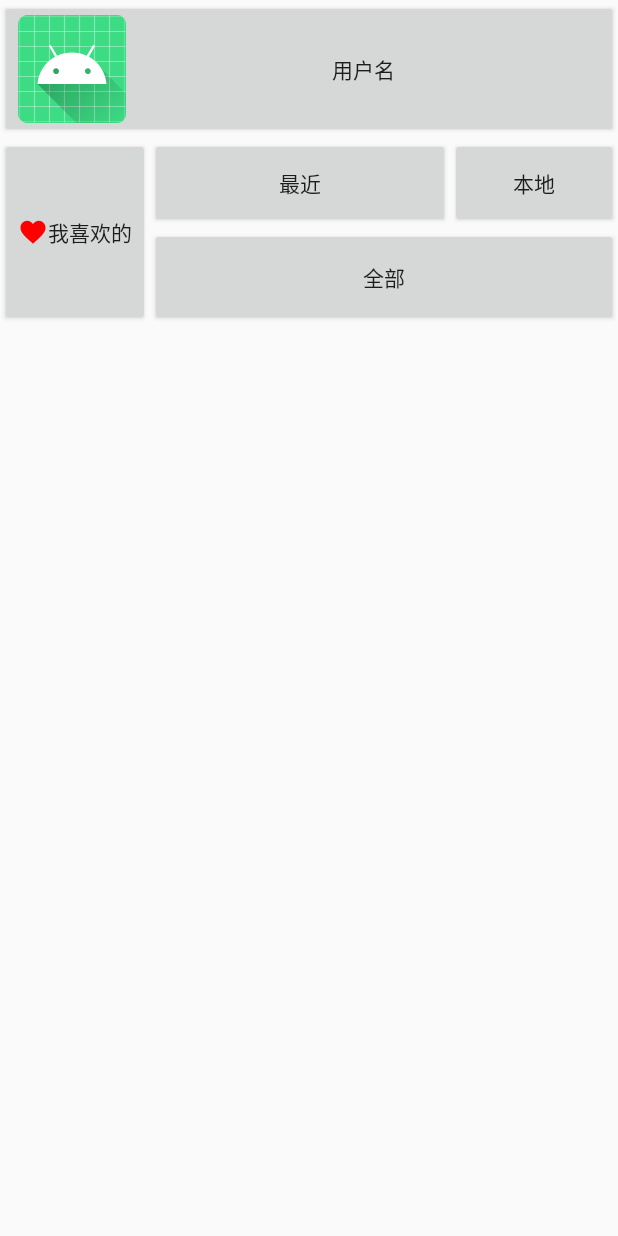
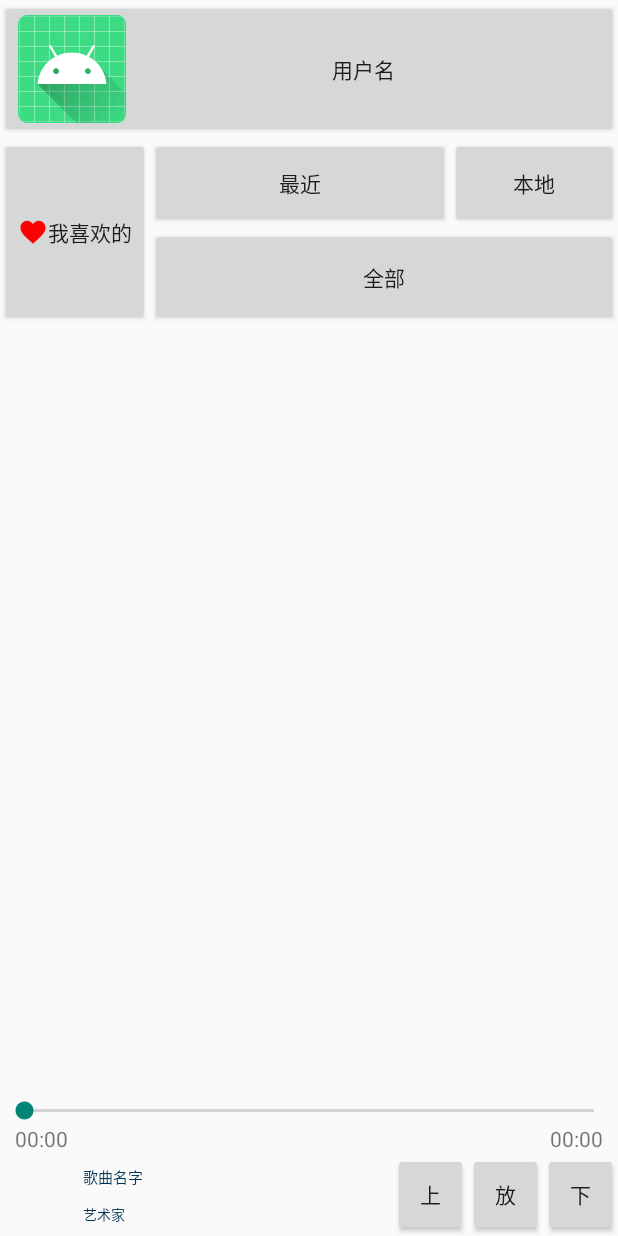
Before and after one commit to CSDAndroid/musicPlayer, an Android app built with Jetpack Compose: the screen it shows after launch (MainActivity), on a phone screen of 412 x 824 dp. Run offline under Robolectric (Android 15) with nearby library versions, the phone set to English and light mode, and no system bars.

Commit message:
Merge remote-tracking branch 'origin/main'

```diff
--- a/app/build.gradle.kts
+++ b/app/build.gradle.kts
@@ -51,6 +51,10 @@ android {
 
 dependencies {
 
+    implementation("androidx.fragment:fragment-ktx:1.6.2")
+    implementation("com.google.android.exoplayer:exoplayer-core:2.19.1")
+    implementation("com.google.android.exoplayer:exoplayer-ui:2.19.1")
+    implementation("com.google.android.exoplayer:exoplayer-dash:2.19.1")
     implementation("androidx.recyclerview:recyclerview:1.3.2")
     implementation("androidx.core:core-ktx:1.9.0")
     implementation("androidx.lifecycle:lifecycle-runtime-ktx:2.6.1")
--- a/app/src/main/AndroidManifest.xml
+++ b/app/src/main/AndroidManifest.xml
@@ -15,6 +15,10 @@
         android:supportsRtl="true"
         android:theme="@style/Theme.MyApplication"
         tools:targetApi="31">
+        <service
+            android:name=".MusicPalyerService"
+            android:enabled="true"
+            android:exported="true"></service>
 
         <activity
             android:name=".MusicListActivity"
--- /dev/null
+++ b/app/src/main/java/Music.kt
@@ -0,0 +1,3 @@
+data class Music(
+    val name: String, val artist: String, val id: Int, val data: String, val duration: Int, val size: Long, val mimeType: String,
+    val albumId:Long,var isCollected:Boolean=true)
--- a/app/src/main/java/MusicDatabase.kt
+++ b/app/src/main/java/MusicDatabase.kt
@@ -18,12 +18,11 @@ class MusicDatabase(context: Context) :
         const val COLUMN_MIMETYPE = "mimeType"
         const val COLUMN_SIZE = "size"
         const val COLUMN_ALBUM_ID="albumId"
-        const val COLUMN_ALBUM_ART_BITMAP="albumArtBitmap"
     }
 
     override fun onCreate(db: SQLiteDatabase) {
         val createTable =
-            "CREATE TABLE $TABLE_NAME ($COLUMN_ID INTEGER PRIMARY KEY, $COLUMN_NAME TEXT, $COLUMN_ARTIST TEXT, $COLUMN_DURATION INTEGER,$COLUMN_DATA TEXT,$COLUMN_MIMETYPE TEXT,$COLUMN_SIZE INTEGER,$COLUMN_ALBUM_ID INTEGER,$COLUMN_ALBUM_ART_BITMAP BLOB)"
+            "CREATE TABLE $TABLE_NAME ($COLUMN_ID INTEGER PRIMARY KEY, $COLUMN_NAME TEXT, $COLUMN_ARTIST TEXT, $COLUMN_DURATION INTEGER,$COLUMN_DATA TEXT,$COLUMN_MIMETYPE TEXT,$COLUMN_SIZE INTEGER,$COLUMN_ALBUM_ID INTEGER)"
         db.execSQL(createTable)
     }
 
--- /dev/null
+++ b/app/src/main/java/Song.kt
@@ -0,0 +1,2 @@
+data class Song(val name: String, val artist: String, val id:Int, val duration:Int, val size:Long, val mimeType:String, val data:String,
+                val albumId:Long, var isCollected:Boolean=false)
--- a/app/src/main/res/layout/main_activity.xml
+++ b/app/src/main/res/layout/main_activity.xml
@@ -6,13 +6,14 @@
     android:layout_height="match_parent"
     tools:context=".MainActivity">
 
+    <include layout="@layout/music_player"/>
+
     <Button
         android:id="@+id/user"
         android:layout_width="match_parent"
         android:layout_height="wrap_content"
         android:text="用户名"
-        android:drawableLeft="@mipmap/ic_launcher_round"
-        ></Button>
+        android:drawableLeft="@mipmap/ic_launcher_round"/>
 
     <Button
         android:id="@+id/Like"
@@ -21,8 +22,7 @@
         android:text="我喜欢的"
         android:layout_gravity="left"
         android:drawableLeft="@drawable/heart"
-        android:layout_below="@id/user"
-        ></Button>
+        android:layout_below="@id/user"/>
 
     <Button
         android:id="@+id/recent"
@@ -32,7 +32,7 @@
         android:layout_marginStart="0dp"
         android:layout_toEndOf="@+id/Like"
         android:layout_toRightOf="@id/Like"
-        android:text="最近"></Button>
+        android:text="最近"/>
 
     <Button
         android:id="@+id/local"
@@ -41,7 +41,7 @@
         android:layout_alignTop="@id/recent"
         android:layout_alignParentEnd="true"
         android:layout_toRightOf="@id/recent"
-        android:text="本地"></Button>
+        android:text="本地"/>
 
     <Button
         android:id="@+id/all"
@@ -55,12 +55,8 @@
         android:layout_marginEnd="0dp"
         android:layout_marginBottom="0dp"
         android:layout_toRightOf="@id/Like"
-        android:text="全部"></Button>
+        android:text="全部"/>
 
-    <FrameLayout
-        android:id="@+id/FrameLayout_main"
-        android:layout_width="match_parent"
-        android:layout_height="55dp"
-        android:layout_alignParentBottom="true"/>
+
 
 </RelativeLayout>
--- /dev/null
+++ b/app/src/main/res/layout/music_player.xml
@@ -0,0 +1,84 @@
+<?xml version="1.0" encoding="utf-8"?>
+<RelativeLayout xmlns:android="http://schemas.android.com/apk/res/android"
+    android:layout_width="match_parent"
+    android:layout_height="match_parent">
+
+        <SeekBar
+            android:id="@+id/SeekBar"
+            android:layout_width="match_parent"
+            android:layout_height="wrap_content"
+            android:layout_above="@id/tv_progress"/>
+
+        <TextView
+            android:id="@+id/tv_progress"
+            android:layout_width="wrap_content"
+            android:layout_height="wrap_content"
+            android:layout_above="@id/onClickBroadcast"
+            android:layout_alignParentLeft="true"
+            android:layout_marginLeft="10dp"
+            android:text="00:00"/>
+
+        <TextView
+            android:id="@+id/tv_total"
+            android:layout_width="wrap_content"
+            android:layout_height="wrap_content"
+            android:layout_above="@id/onClickBroadcast"
+            android:layout_alignParentEnd="true"
+            android:layout_marginRight="10dp"
+            android:text="00:00"/>
+
+        <ImageView
+            android:id="@+id/image"
+            android:layout_width="50dp"
+            android:layout_height="50dp"
+            android:layout_alignParentBottom="true" />
+
+        <TextView
+            android:id="@+id/Name"
+            android:layout_width="wrap_content"
+            android:layout_height="wrap_content"
+            android:layout_below="@id/SeekBar"
+            android:layout_toRightOf="@id/image"
+            android:layout_marginLeft="5dp"
+            android:layout_marginTop="27dp"
+            android:text="歌曲名字"
+            android:textColor="#023650"
+            android:textSize="10sp"/>
+
+        <TextView
+            android:id="@+id/artist"
+            android:layout_width="wrap_content"
+            android:layout_height="wrap_content"
+            android:layout_below="@id/Name"
+            android:layout_toRightOf="@id/image"
+            android:layout_marginLeft="5dp"
+            android:layout_marginTop="10dp"
+            android:text="艺术家"
+            android:textColor="#023650"
+            android:textSize="9sp"/>
+
+        <Button
+            android:id="@+id/onClickLastSong"
+            android:layout_width="50dp"
+            android:layout_height="55dp"
+            android:layout_toLeftOf="@id/onClickBroadcast"
+            android:layout_alignParentBottom="true"
+            android:text="上"/>
+
+        <Button
+            android:id="@+id/onClickBroadcast"
+            android:layout_width="50dp"
+            android:layout_height="55dp"
+            android:layout_toLeftOf="@id/onClickNextSong"
+            android:layout_alignParentBottom="true"
+            android:text="放"/>
+
+        <Button
+            android:id="@+id/onClickNextSong"
+            android:layout_width="50dp"
+            android:layout_height="55dp"
+            android:layout_alignParentEnd="true"
+            android:layout_alignParentBottom="true"
+            android:text="下"/>
+
+</RelativeLayout>
```
Also changed, not shown: app/src/main/java/MusicPlayer.kt (added, +50 -0 lines), app/src/main/java/SongListAdapter.kt (added, +77 -0 lines), app/src/main/java/SongRetriever.kt (+2 -28 lines), app/src/main/java/com/example/myapplication/MusicPlayerService.kt (added, +67 -0 lines), app/src/main/res/layout/fragment_music_player.xml (deleted, +0 -44 lines), app/src/main/res/layout/music_list_activity.xml (+2 -6 lines), app/src/main/res/layout/song_list_activity.xml (+6 -7 lines).
